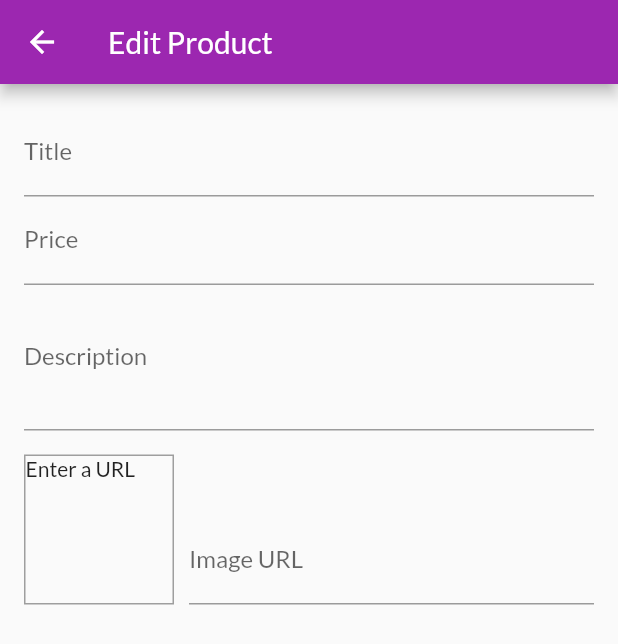
After one commit to FrancaTM/shop-app, a Flutter app: the EditProductScreen screen opened by its route, on a phone screen of 412 x 824 dp. The commit adds this screen. Shown: the top 644 px of the screen. Run offline on Flutter 3.47's test engine with Material 2 defaults, Android fonts, the phone set to English and light mode, and no system bars; network calls fail.

Commit message:
add edit product screen

```diff
--- a/lib/main.dart
+++ b/lib/main.dart
@@ -6,6 +6,7 @@ import 'package:my_shop_app/screens/orders_screen.dart';
 import 'package:my_shop_app/screens/product_detail_screen.dart';
 import 'package:my_shop_app/screens/products_overview_screen.dart';
 import 'package:my_shop_app/screens/user_products_screen.dart';
+import 'package:my_shop_app/screens/edit_product_screen.dart';
 import 'package:my_shop_app/providers/products_provider.dart';
 import 'package:my_shop_app/providers/cart_provider.dart';
 import 'package:my_shop_app/providers/orders_provider.dart';
@@ -41,6 +42,7 @@ class MyApp extends StatelessWidget {
           CartScreen.routeName: (ctx) => CartScreen(),
           OrdersScreen.routeName: (ctx) => OrdersScreen(),
           UserProductsScreen.routeName: (ctx) => UserProductsScreen(),
+          EditProductScreen.routeName: (ctx) => EditProductScreen(),
         },
       ),
     );
--- /dev/null
+++ b/lib/screens/edit_product_screen.dart
@@ -0,0 +1,113 @@
+import 'package:flutter/material.dart';
+
+class EditProductScreen extends StatefulWidget {
+  static const routeName = '/edit-product';
+
+  @override
+  _EditProductScreenState createState() => _EditProductScreenState();
+}
+
+class _EditProductScreenState extends State<EditProductScreen> {
+  final _priceFocusNode = FocusNode();
+  final _descriptionFocusNode = FocusNode();
+  final _imageUrlFocusNode = FocusNode();
+  final _imageUrlController = TextEditingController();
+
+  @override
+  void initState() {
+    super.initState();
+    _imageUrlFocusNode.addListener(_updateImageUrl);
+  }
+
+  @override
+  void dispose() {
+    super.dispose();
+    _imageUrlFocusNode.removeListener(_updateImageUrl);
+    _priceFocusNode.dispose();
+    _descriptionFocusNode.dispose();
+    _imageUrlFocusNode.dispose();
+    _imageUrlController.dispose();
+  }
+
+  void _updateImageUrl() {
+    if (!_imageUrlFocusNode.hasFocus) {
+      setState(() {});
+    }
+  }
+
+  @override
+  Widget build(BuildContext context) {
+    return Scaffold(
+      appBar: AppBar(
+        title: Text('Edit Product'),
+      ),
+      body: Padding(
+        padding: const EdgeInsets.all(16.0),
+        child: Form(
+          child: ListView(
+            children: <Widget>[
+              TextFormField(
+                decoration: InputDecoration(labelText: 'Title'),
+                textInputAction: TextInputAction.next,
+                onFieldSubmitted: (_) {
+                  FocusScope.of(context).requestFocus(_priceFocusNode);
+                },
+              ),
+              TextFormField(
+                decoration: InputDecoration(labelText: 'Price'),
+                textInputAction: TextInputAction.next,
+                keyboardType: TextInputType.number,
+                focusNode: _priceFocusNode,
+                onFieldSubmitted: (_) {
+                  FocusScope.of(context).requestFocus(_descriptionFocusNode);
+                },
+              ),
+              TextFormField(
+                decoration: InputDecoration(labelText: 'Description'),
+                maxLines: 3,
+                keyboardType: TextInputType.multiline,
+                focusNode: _descriptionFocusNode,
+              ),
+              Row(
+                crossAxisAlignment: CrossAxisAlignment.end,
+                children: <Widget>[
+                  Container(
+                    width: 100,
+                    height: 100,
+                    margin: EdgeInsets.only(
+                      top: 16,
+                      right: 10,
+                    ),
+                    decoration: BoxDecoration(
+                      border: Border.all(
+                        width: 1,
+                        color: Colors.grey,
+                      ),
+                    ),
+                    child: _imageUrlController.text.isEmpty
+                        ? Text('Enter a URL')
+                        : FittedBox(
+                            child: Image.network(
+                              _imageUrlController.text,
+                              fit: BoxFit.cover,
+                            ),
+                          ),
+                  ),
+                  Expanded(
+                    child: TextFormField(
+                      decoration: InputDecoration(labelText: 'Image URL'),
+                      keyboardType: TextInputType.url,
+                      textInputAction: TextInputAction.done,
+                      controller: _imageUrlController,
+                      focusNode: _imageUrlFocusNode,
+                    ),
+                  ),
+                ],
+              )
+            ],
+          ),
+        ),
+      ),
+    );
+  }
+}
--- a/lib/screens/user_products_screen.dart
+++ b/lib/screens/user_products_screen.dart
@@ -2,6 +2,7 @@ import 'package:flutter/material.dart';
 import 'package:provider/provider.dart';
 
 import 'package:my_shop_app/widgets/app_drawer.dart';
+import 'package:my_shop_app/screens/edit_product_screen.dart';
 import 'package:my_shop_app/providers/products_provider.dart';
 import 'package:my_shop_app/widgets/user_product_item.dart';
 
@@ -18,7 +19,7 @@ class UserProductsScreen extends StatelessWidget {
           IconButton(
             icon: const Icon(Icons.add),
             onPressed: () {
-              // ... navigate to add/edit screen
+              Navigator.of(context).pushNamed(EditProductScreen.routeName);
             },
           ),
         ],
```
